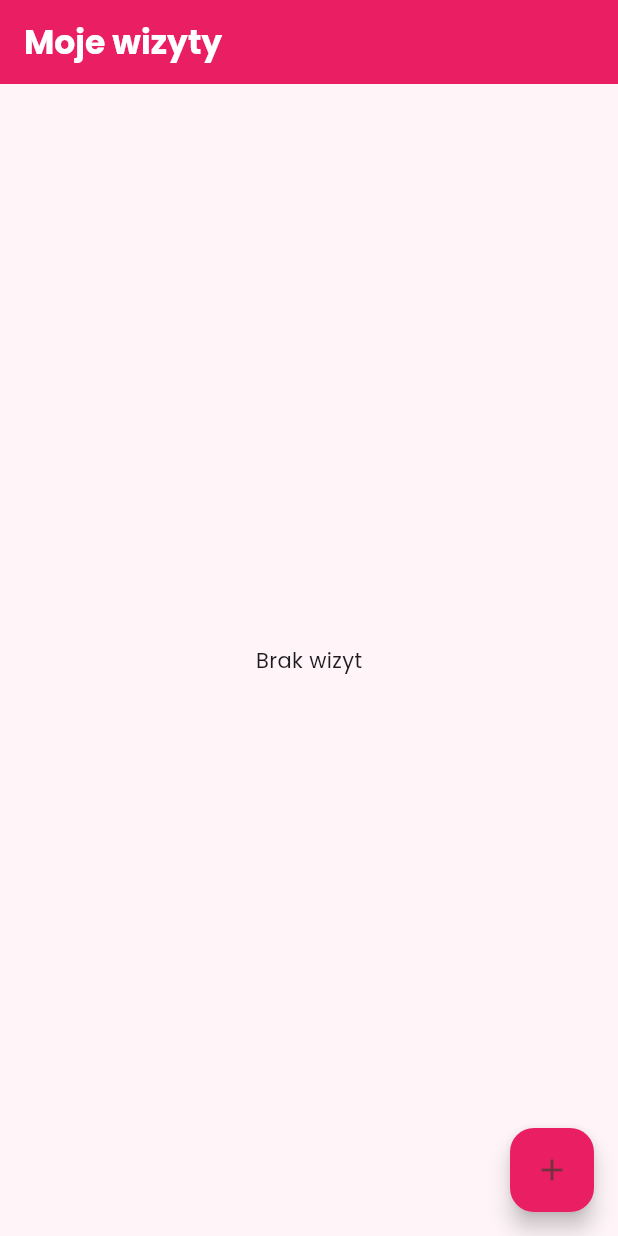
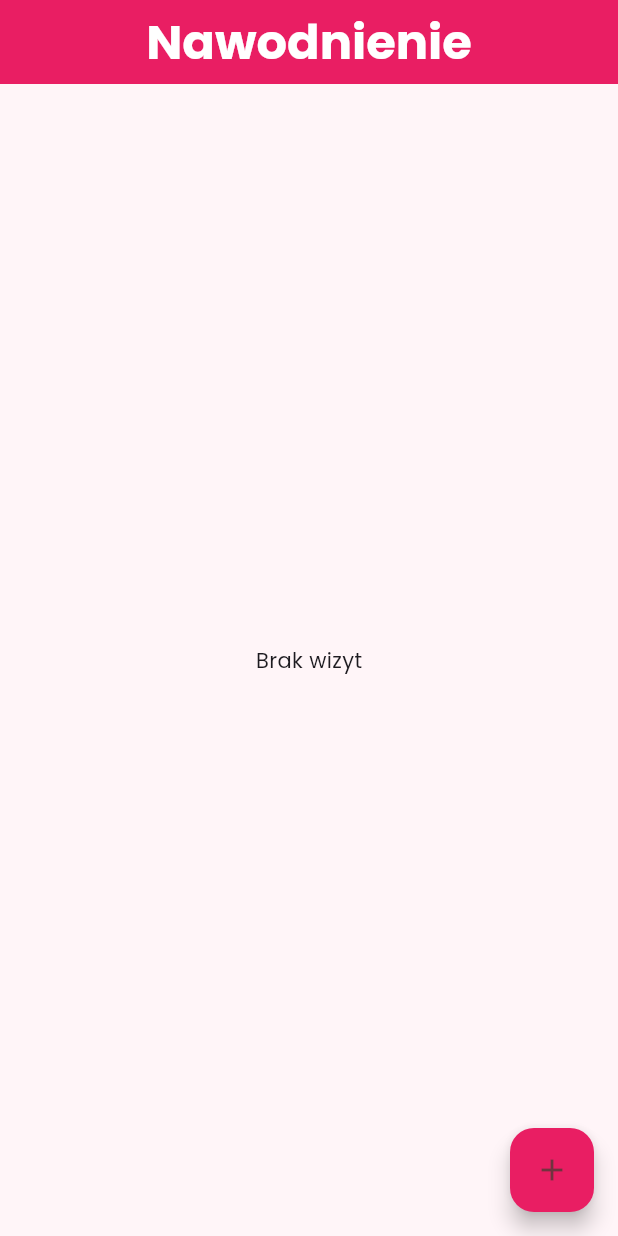
Before and after one commit to Faustymajcher/moj_asystent_zdrowia, a Flutter app: the WizytyPage screen opened directly, after a tap on the "delete outline" icon, on a phone screen of 412 x 824 dp. Run offline on Flutter 3.47's test engine with Material 3 defaults, Android fonts, the phone set to English and light mode, and no system bars; our stand-ins replace google_fonts, shared_preferences, sqflite; accounts and stored records are empty.

```diff
--- a/lib/ekrany/wizyty.dart
+++ b/lib/ekrany/wizyty.dart
@@ -241,9 +241,10 @@ class _WizytyPageState extends State<WizytyPage> {
         backgroundColor: const Color(0xFFE91E63),
         foregroundColor: Colors.white,
         title: Text(
-          "Moje wizyty",
-          style: GoogleFonts.poppins(fontWeight: FontWeight.w700),
+          "Nawodnienie",
+          style: GoogleFonts.poppins(fontWeight: FontWeight.w700, fontSize: 32),
         ),
+        centerTitle: true,
       ),
 
       floatingActionButton: FloatingActionButton(
```
Also changed, not shown: 1 other file.
